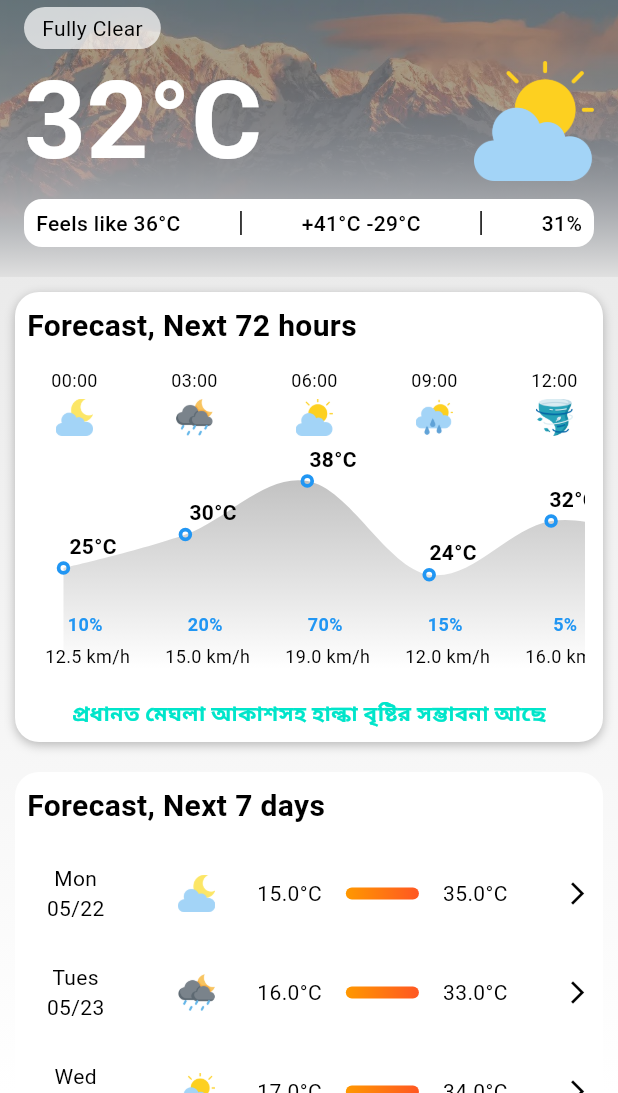
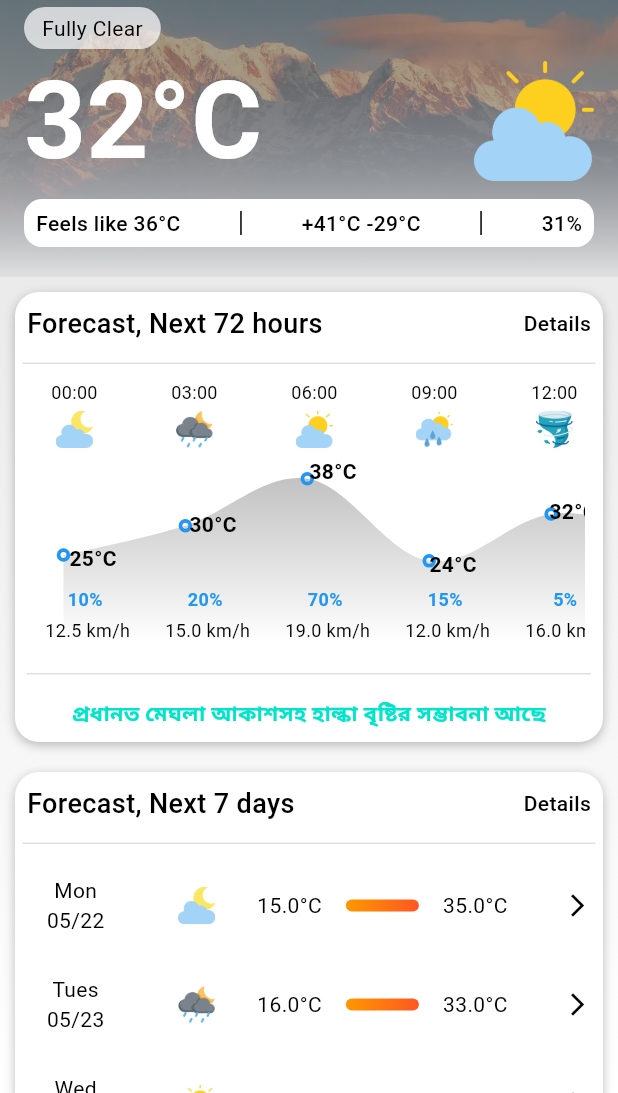
Before and after one commit to SadakatulShakil/WeatherApp-Animated-tools, a Flutter app: the screen it shows after launch, on a phone screen of 412 x 824 dp, the part 143-1236 px from its top. Run offline on Flutter 3.47's test engine with Material 3 defaults, Android fonts, the phone set to English and light mode, and no system bars; drawn by our look-alikes of fl_chart; our stand-ins replace flutter_svg, get, shared_preferences, syncfusion_flutter_gauges, visibility_detector, weather_icons.

Commit message:
Sunrise arc and Sunset arc is colored completed, details text added and Divider added

```diff
--- a/lib/core/screens/home_page.dart
+++ b/lib/core/screens/home_page.dart
@@ -1,5 +1,3 @@
-import 'package:bmd_weather_app/utills/app_color.dart';
-import 'package:bmd_weather_app/utills/theme.dart';
 import 'package:flutter/material.dart';
 import 'package:flutter_svg/svg.dart';
 import 'package:get/get.dart';
@@ -81,7 +79,7 @@ class _WeatherHomePageState extends State<WeatherHomePage> {
                     gradient: LinearGradient(
                       colors: themeController.themeMode.value == ThemeMode.light
                           ?[Colors.black26, Colors.grey.shade300]
-                          :[Colors.blue.withOpacity(.2), Colors.blue.shade700]
+                          :[Colors.blue.withValues(alpha: 0.4), Color(0xFF165ABC)]
                       ,
                       begin: Alignment.topCenter,
                       end: Alignment.bottomCenter,
@@ -110,7 +108,7 @@ class _WeatherHomePageState extends State<WeatherHomePage> {
                             Text(
                               'Fri 5.00 PM',
                               style: TextStyle(
-                                color: Colors.white.withOpacity(0.9),
+                                color: Colors.white.withValues(alpha: 0.9),
                                 fontSize: 14,
                               ),
                             ),
@@ -147,8 +145,8 @@ class _WeatherHomePageState extends State<WeatherHomePage> {
                         ),
                         decoration: BoxDecoration(
                           color: themeController.themeMode.value == ThemeMode.light
-                              ? Colors.white.withOpacity(0.7)
-                              : Colors.blue.shade900.withOpacity(0.7),
+                              ? Colors.white.withValues(alpha: 0.7)
+                              : Colors.blue.shade900.withValues(alpha: 0.7),
                           borderRadius: BorderRadius.circular(16),
                         ),
                         child: Text(
@@ -184,7 +182,7 @@ class _WeatherHomePageState extends State<WeatherHomePage> {
                         decoration: BoxDecoration(
                           color: themeController.themeMode.value == ThemeMode.light
                               ? Colors.white
-                              : Colors.white.withOpacity(0.2),
+                              : Colors.white.withValues(alpha: 0.2),
                           borderRadius: BorderRadius.circular(12),
                         ),
                         child: Row(
--- a/lib/core/widgets/air_widget/air_quality_animation.dart
+++ b/lib/core/widgets/air_widget/air_quality_animation.dart
@@ -102,8 +102,8 @@ class _AirQualityAnimatedState extends State<AirQualityAnimated> with SingleTick
                         boxShadow: [
                           BoxShadow(
                             color: themeController.themeMode.value == ThemeMode.light
-                                ? Colors.black.withOpacity(0.6)
-                                : Colors.white.withOpacity(0.6),
+                                ? Colors.black.withValues(alpha: 0.6)
+                                : Colors.white.withValues(alpha: 0.6),
                             blurRadius: 8,
                             spreadRadius: 2,
                           )
--- a/lib/core/widgets/forecast_widget/weather_forecast.dart
+++ b/lib/core/widgets/forecast_widget/weather_forecast.dart
@@ -59,15 +59,39 @@ class WeatherForecastChart extends StatelessWidget {
         children: [
           Padding(
             padding: const EdgeInsets.all(8.0),
-            child: Text(
+            child: Row(
+              children: [
+                Text(
                   "Forecast, Next 72 hours",
                   style: TextStyle(
                     color: themeController.themeMode.value == ThemeMode.light
                         ? Colors.black
                         : Colors.white,
-                fontSize: 20,
-                fontWeight: FontWeight.bold,
+                    fontSize: 18,
+                    fontWeight: FontWeight.w500,
                   ),
+                ),
+                Spacer(),
+                Text(
+                  "Details",
+                  style: TextStyle(
+                    color: themeController.themeMode.value == ThemeMode.light
+                        ? Colors.black
+                        : Color(0xFF00E5CA),
+                    fontSize: 14,
+                    fontWeight: FontWeight.w500,
+                  ),
+                ),
+              ],
+            ),
+          ),
+          Padding(
+            padding: const EdgeInsets.all(5.0),
+            child: Divider(
+              color: themeController.themeMode.value == ThemeMode.light
+                  ? Colors.grey.shade300
+                  : Colors.grey.shade500,
+              height: 1,
             ),
           ),
           SizedBox(height: 5),
@@ -239,6 +263,15 @@ class WeatherForecastChart extends StatelessWidget {
           ),
           Padding(
             padding: const EdgeInsets.all(8.0),
+            child: Divider(
+              color: themeController.themeMode.value == ThemeMode.light
+                  ? Colors.grey.shade300
+                  : Color(0xFF00E5CA),
+              height: 1,
+            ),
+          ),
+          Padding(
+            padding: const EdgeInsets.all(8.0),
             child: Center(
               child: Text(
                 "প্রধানত মেঘলা আকাশসহ হাল্কা বৃষ্টির সম্ভাবনা আছে",
--- a/lib/core/widgets/forecast_widget/weekly_forecast_widget.dart
+++ b/lib/core/widgets/forecast_widget/weekly_forecast_widget.dart
@@ -25,10 +25,17 @@ class _WeeklyForecastViewState extends State<WeeklyForecastView> {
         gradient: LinearGradient(
           colors: themeController.themeMode.value == ThemeMode.light
               ? [Colors.white, Colors.white]
-              : [Colors.blue.shade500, Colors.blue.shade500],
+              : [Color(0xFF3986DD), Color(0xFF3986DD)],
           begin: Alignment.topCenter,
           end: Alignment.bottomCenter,
         ),
+        boxShadow: [
+          BoxShadow(
+            color: Colors.black26,
+            blurRadius: 5,
+            offset: const Offset(0, 2),
+          ),
+        ],
       ),
       child: Column(
         mainAxisAlignment: MainAxisAlignment.start,
@@ -36,15 +43,40 @@ class _WeeklyForecastViewState extends State<WeeklyForecastView> {
         children: [
           Padding(
             padding: const EdgeInsets.all(8.0),
-            child: Text(
+            child: Row(
+              children: [
+                Text(
                   "Forecast, Next 7 days",
                   style: TextStyle(
                     color: themeController.themeMode.value == ThemeMode.light
                         ? Colors.black
                         : Colors.white,
-                fontSize: 20,
-                fontWeight: FontWeight.bold,
+                    fontSize: 18,
+                    fontWeight: FontWeight.w500,
                   ),
+                ),
+                Spacer(),
+                Text(
+                  "Details",
+                  style: TextStyle(
+                    color: themeController.themeMode.value == ThemeMode.light
+                        ? Colors.black
+                        : Color(0xFF00E5CA),
+                    fontSize: 14,
+                    fontWeight: FontWeight.w500,
+                  ),
+                ),
+              ],
+            ),
+
+          ),
+          Padding(
+            padding: const EdgeInsets.all(5.0),
+            child: Divider(
+              color: themeController.themeMode.value == ThemeMode.light
+                  ? Colors.grey.shade300
+                  : Colors.grey.shade500,
+              height: 1,
             ),
           ),
           SingleChildScrollView(
@@ -104,7 +136,7 @@ class _WeeklyForecastViewState extends State<WeeklyForecastView> {
                                     height: 8,
                                     decoration: BoxDecoration(
                                       borderRadius: BorderRadius.circular(8),
-                                      color: Colors.white.withOpacity(0.2),
+                                      color: Colors.white.withValues(alpha: 0.2),
                                     ),
                                   ),
                                   AnimatedTempIndicator(
--- a/lib/core/widgets/other_info_widget/humidity_card.dart
+++ b/lib/core/widgets/other_info_widget/humidity_card.dart
@@ -28,7 +28,7 @@ class HumidityCard extends StatelessWidget {
       decoration: BoxDecoration(
         color: themeController.themeMode.value == ThemeMode.light
             ? Colors.white
-            : Colors.blue.shade400,
+            : Color(0xFF3986DD),
         borderRadius: BorderRadius.circular(16),
         boxShadow: [
           BoxShadow(
@@ -89,7 +89,7 @@ class HumidityCard extends StatelessWidget {
                         value,
                         style: TextStyle(
                           color: themeController.themeMode.value == ThemeMode.light
-                              ? Colors.black.withOpacity(.7)
+                              ? Colors.black.withValues(alpha: 0.7)
                               : Colors.white,
                           fontWeight: FontWeight.bold,
                           fontSize: 70,
--- a/lib/core/widgets/other_info_widget/precipitation_card.dart
+++ b/lib/core/widgets/other_info_widget/precipitation_card.dart
@@ -28,7 +28,7 @@ class PrecipitationCard extends StatelessWidget {
       decoration: BoxDecoration(
         color: themeController.themeMode.value == ThemeMode.light
             ? Colors.white
-            : Colors.blue.shade400,
+            : Color(0xFF3986DD),
         borderRadius: BorderRadius.circular(16),
         boxShadow: [
           BoxShadow(
@@ -89,7 +89,7 @@ class PrecipitationCard extends StatelessWidget {
                         value,
                         style: TextStyle(
                           color: themeController.themeMode.value == ThemeMode.light
-                              ? Colors.black.withOpacity(.7)
+                              ? Colors.black.withValues(alpha: 0.7)
                               : Colors.white,
                           fontWeight: FontWeight.bold,
                           fontSize: 70,
--- a/lib/core/widgets/other_info_widget/uv_index_card.dart
+++ b/lib/core/widgets/other_info_widget/uv_index_card.dart
@@ -29,7 +29,7 @@ class UvIndexCard extends StatelessWidget {
       decoration: BoxDecoration(
         color: themeController.themeMode.value == ThemeMode.light
             ? Colors.white
-            : Colors.blue.shade400,
+            : Color(0xFF3986DD),
         borderRadius: BorderRadius.circular(16),
         boxShadow: [
           BoxShadow(
@@ -90,7 +90,7 @@ class UvIndexCard extends StatelessWidget {
                         value,
                         style: TextStyle(
                           color: themeController.themeMode.value == ThemeMode.light
-                              ? Colors.black.withOpacity(.7)
+                              ? Colors.black.withValues(alpha: 0.7)
                               : Colors.white,
                           fontWeight: FontWeight.bold,
                           fontSize: 70,
@@ -104,7 +104,7 @@ class UvIndexCard extends StatelessWidget {
                       unit,
                       style: TextStyle(
                         color: themeController.themeMode.value == ThemeMode.light
-                            ? Colors.black.withOpacity(.7)
+                            ? Colors.black.withValues(alpha: 0.7)
                             : Colors.white,
                         fontSize: 16,
                       ),
--- a/lib/core/widgets/other_info_widget/uv_indicator_widget.dart
+++ b/lib/core/widgets/other_info_widget/uv_indicator_widget.dart
@@ -102,8 +102,8 @@ class _UvIndicatorWidgetState extends State<UvIndicatorWidget>
                         boxShadow: [
                           BoxShadow(
                             color: themeController.themeMode.value == ThemeMode.light
-                                ? Colors.black.withOpacity(0.5)
-                                :Colors.white.withOpacity(0.6),
+                                ? Colors.black.withValues(alpha: 0.5)
+                                :Colors.white.withValues(alpha: 0.6),
                             blurRadius: 8,
                             spreadRadius: 2,
                           )
--- a/lib/core/widgets/other_info_widget/visibility_card.dart
+++ b/lib/core/widgets/other_info_widget/visibility_card.dart
@@ -28,7 +28,7 @@ class VisibilityCard extends StatelessWidget {
       decoration: BoxDecoration(
         color: themeController.themeMode.value == ThemeMode.light
             ? Colors.white
-            : Colors.blue.shade400,
+            : Color(0xFF3986DD),
         borderRadius: BorderRadius.circular(16),
         boxShadow: [
           BoxShadow(
@@ -89,7 +89,7 @@ class VisibilityCard extends StatelessWidget {
                         value,
                         style: TextStyle(
                           color: themeController.themeMode.value == ThemeMode.light
-                              ? Colors.black.withOpacity(.7)
+                              ? Colors.black.withValues(alpha: 0.7)
                               : Colors.white,
                           fontWeight: FontWeight.bold,
                           fontSize: 70,
--- a/lib/core/widgets/wind_and_pressure_widget/wind_pressure_cards.dart
+++ b/lib/core/widgets/wind_and_pressure_widget/wind_pressure_cards.dart
@@ -30,7 +30,7 @@ class WindAndPressureCards extends StatelessWidget {
           decoration: BoxDecoration(
             color: themeController.themeMode.value == ThemeMode.light
                 ? Colors.white
-                : Colors.blue.shade400,
+                : Color(0xFF3986DD),
             borderRadius: BorderRadius.circular(16),
             boxShadow: [
               BoxShadow(
@@ -84,7 +84,7 @@ class WindAndPressureCards extends StatelessWidget {
           decoration: BoxDecoration(
             color: themeController.themeMode.value == ThemeMode.light
                 ? Colors.white
-                : Colors.blue.shade400,
+                : Color(0xFF3986DD),
             borderRadius: BorderRadius.circular(16),
             boxShadow: [
               BoxShadow(
--- a/lib/utills/app_color.dart
+++ b/lib/utills/app_color.dart
@@ -34,7 +34,7 @@ final dark_text_color =  Colors.white;
 final light_text_color =  Colors.black;
 final light_background_linear1 = Colors.black26;
 final light_background_linear2 = Colors.grey[300];
-final dark_background_linear1 = Colors.blue.withOpacity(.2);
+final dark_background_linear1 = Colors.blue.withValues(alpha: 0.2);
 final dark_background_linear2 = Colors.blue[700];
 final dark_temp_info_background = Colors.blue[700];
 final light_temp_info_background = Colors.white;
@@ -61,7 +61,7 @@ AppColors();
 // final light_text_color =  Colors.black
 // final light_background_linear1 = Colors.black26
 // final light_background_linear2 = Colors.grey.shade300
-// final dark_background_linear1 = Colors.blue.withOpacity(.2)
+// final dark_background_linear1 = Colors.blue.withValues(alpha: 0.2)
 // final dark_background_linear2 = Colors.blue.shade700
 // final dark_temp_info_background = Colors.blue.shade700
 // final light_temp_info_background = Colors.white
```
Also changed, not shown: lib/core/screens/xustom_paint_weather_data.dart (deleted, +0 -389 lines), lib/core/widgets/air_widget/air_quality_widget.dart (+9 -2 lines), lib/core/widgets/sun_and_moon_widget/sun_and_moon_widget.dart (+33 -13 lines), lib/core/widgets/sun_and_moon_widget/sunrise_arc_widget.dart (+7 -7 lines), lib/core/widgets/sun_and_moon_widget/sunset_arc_widget.dart (+7 -7 lines). Lines whose indentation alone changed are shown as unchanged.
